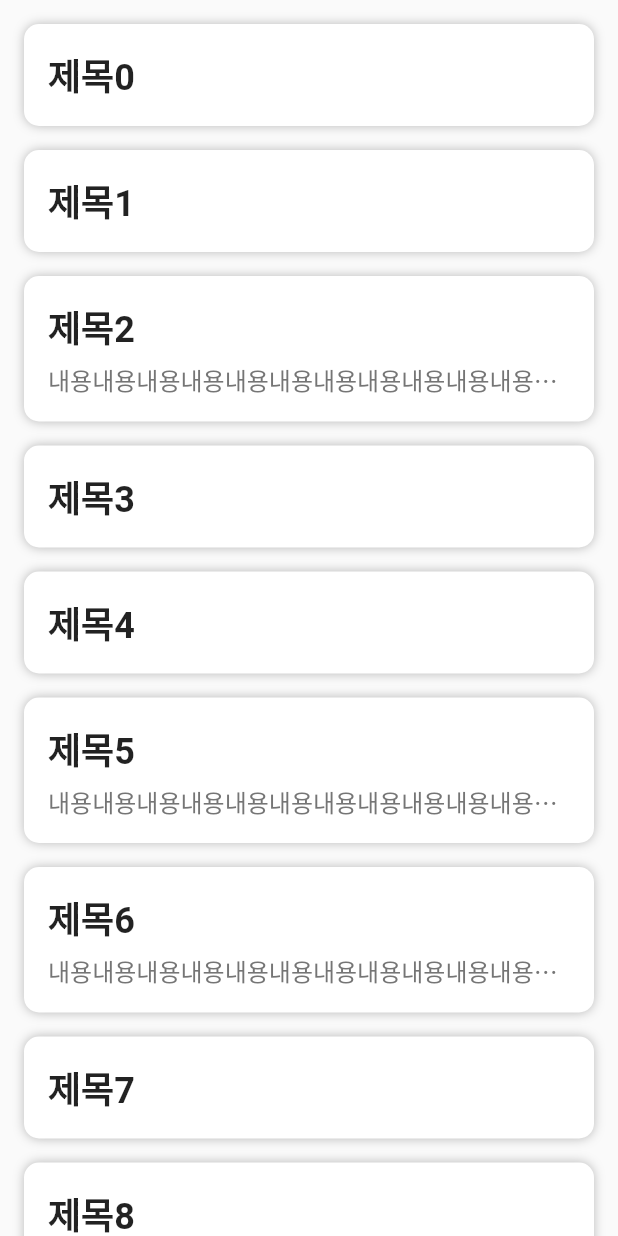
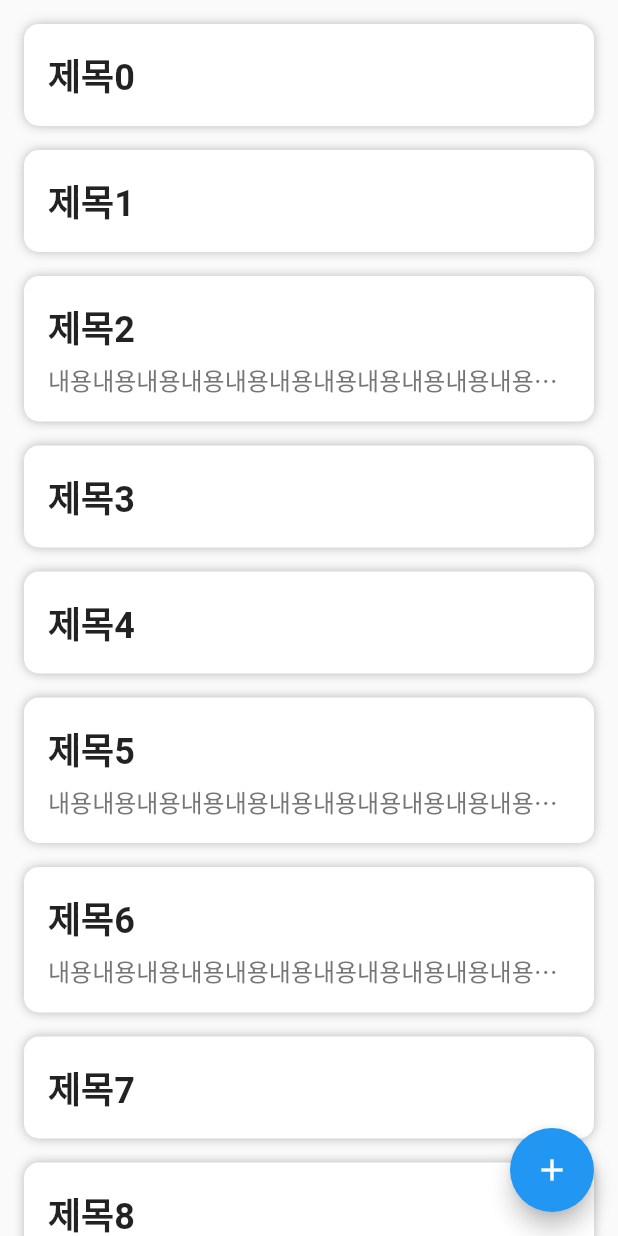
Before and after one commit to Coalery/WhatTodo, a Flutter app: the screen it shows after launch, on a phone screen of 412 x 824 dp. Run offline on Flutter 3.47's test engine with Material 2 defaults, Android fonts, the phone set to English and light mode, and no system bars.

Commit message:
Add: Floating Action Button

```diff
--- a/app/lib/page/main_page.dart
+++ b/app/lib/page/main_page.dart
@@ -19,7 +19,13 @@ class MainPage extends StatelessWidget {
             itemBuilder: (_, index) => TodoWidget(todo: TodoUnit.fromJsonString(Dummy.data[index])),
           ),
         )
-      )
+      ),
+      floatingActionButton: FloatingActionButton(
+        child: Icon(Icons.add),
+        onPressed: () {
+          // Dialog
+        },
+      ),
     );
   }
 }
```
